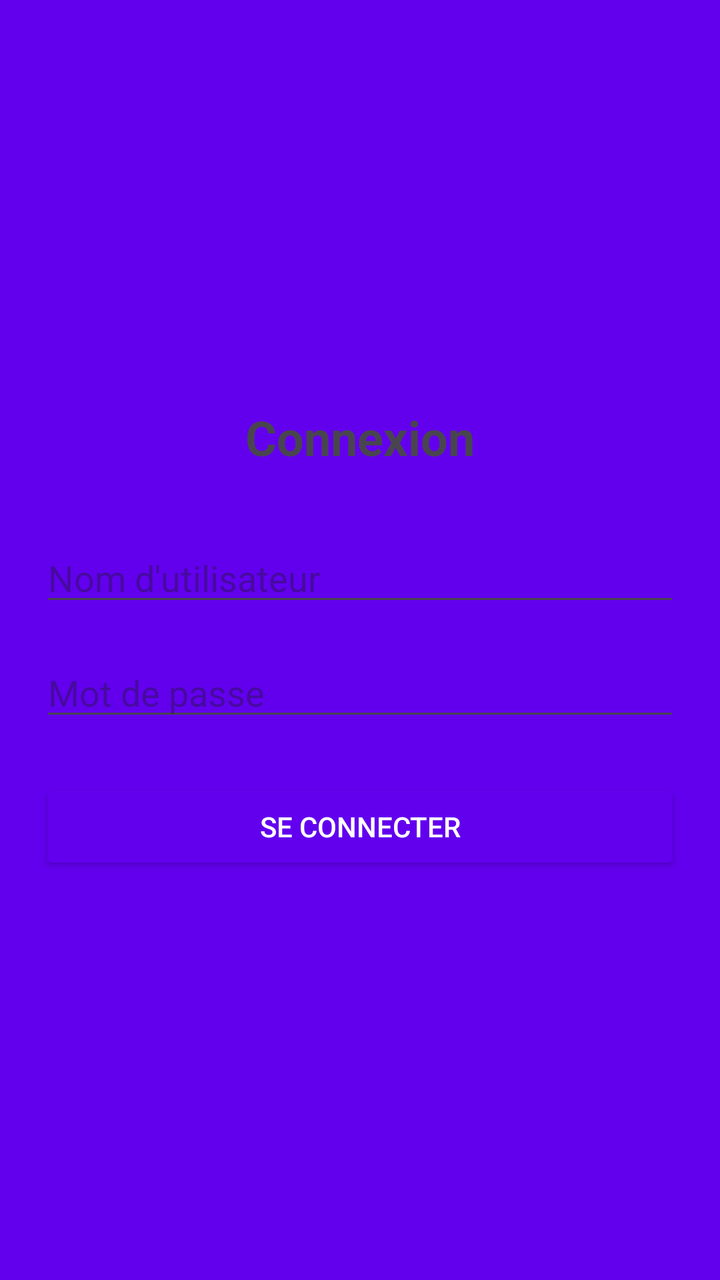
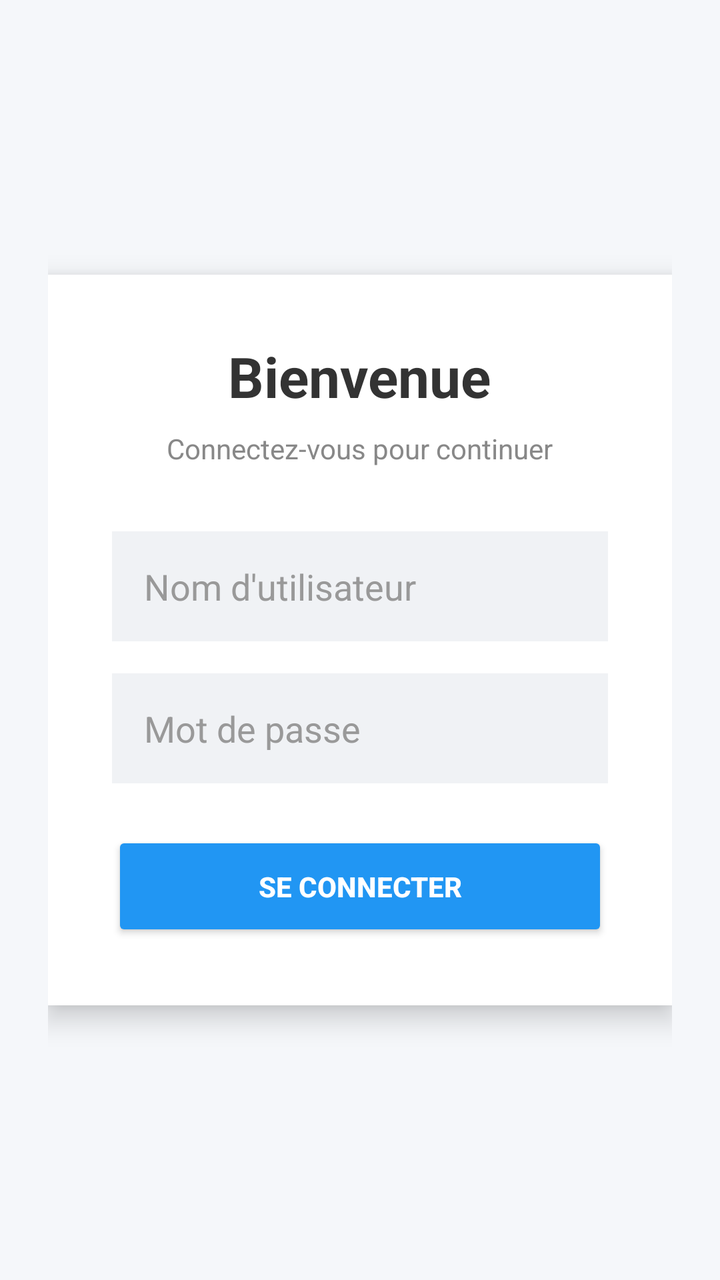

Compare the two renders of this Android layout. The source of the first and the diff that turns it into the second are given below.
<!-- AndroidManifest.xml: application theme Theme.DummySecurity -->
<!-- res/layout/activity_login.xml -->
<?xml version="1.0" encoding="utf-8"?>
<RelativeLayout xmlns:android="http://schemas.android.com/apk/res/android"
    android:id="@+id/parent"
    android:layout_width="match_parent"
    android:layout_height="match_parent"
    android:padding="20dp"
    android:background="@color/whiteColor">

    <LinearLayout
        android:id="@+id/formContainer"
        android:layout_width="match_parent"
        android:layout_height="wrap_content"
        android:layout_centerInParent="true"
        android:orientation="vertical">

        <TextView
            android:layout_width="wrap_content"
            android:layout_height="wrap_content"
            android:text="Connexion"
            android:textSize="24sp"
            android:textStyle="bold"
            android:layout_gravity="center"
            android:layout_marginBottom="32dp"/>

        <EditText
            android:id="@+id/etUser"
            android:layout_width="match_parent"
            android:layout_height="wrap_content"
            android:hint="Nom d'utilisateur"
            android:inputType="text"
            android:layout_marginBottom="16dp"/>

        <EditText
            android:id="@+id/etPass"
            android:layout_width="match_parent"
            android:layout_height="wrap_content"
            android:hint="Mot de passe"
            android:inputType="textPassword"
            android:layout_marginBottom="24dp"/>

        <Button
            android:id="@+id/btnSignIn"
            android:layout_width="match_parent"
            android:layout_height="wrap_content"
            android:text="SE CONNECTER"
            android:backgroundTint="@color/design_default_color_primary"
            android:textColor="@android:color/white"/>

    </LinearLayout>

    <ProgressBar
        android:id="@+id/loader"
        android:layout_width="wrap_content"
        android:layout_height="wrap_content"
        android:layout_centerInParent="true"
        android:visibility="gone" />

</RelativeLayout>
<!-- resources referenced by this layout -->
<resources>
  <color name="whiteColor">#FF6200EE</color>
  <style name="Theme.DummySecurity" parent="Base.Theme.DummySecurity" />
  <style name="Base.Theme.DummySecurity" parent="Theme.Material3.DayNight.NoActionBar">
          
          
      </style>
</resources>

<!-- the commit's change to res/layout/activity_login.xml (unified diff, before → after) -->
@@ -1,58 +1,81 @@
 <?xml version="1.0" encoding="utf-8"?>
 <RelativeLayout xmlns:android="http://schemas.android.com/apk/res/android"
+    xmlns:app="http://schemas.android.com/apk/res-auto"
     android:id="@+id/parent"
     android:layout_width="match_parent"
     android:layout_height="match_parent"
-    android:padding="20dp"
-    android:background="@color/whiteColor">
+    android:background="#F5F7FA"
+    android:padding="24dp">
 
     <LinearLayout
         android:id="@+id/formContainer"
         android:layout_width="match_parent"
         android:layout_height="wrap_content"
         android:layout_centerInParent="true"
-        android:orientation="vertical">
+        android:background="@android:color/white"
+        android:elevation="8dp"
+        android:orientation="vertical"
+        android:padding="32dp">
 
         <TextView
             android:layout_width="wrap_content"
             android:layout_height="wrap_content"
-            android:text="Connexion"
-            android:textSize="24sp"
-            android:textStyle="bold"
             android:layout_gravity="center"
-            android:layout_marginBottom="32dp"/>
+            android:layout_marginBottom="8dp"
+            android:text="Bienvenue"
+            android:textColor="#333333"
+            android:textSize="28sp"
+            android:textStyle="bold" />
+
+        <TextView
+            android:layout_width="wrap_content"
+            android:layout_height="wrap_content"
+            android:layout_gravity="center"
+            android:layout_marginBottom="32dp"
+            android:text="Connectez-vous pour continuer"
+            android:textColor="#888888"
+            android:textSize="14sp" />
 
         <EditText
             android:id="@+id/etUser"
             android:layout_width="match_parent"
-            android:layout_height="wrap_content"
+            android:layout_height="55dp"
+            android:layout_marginBottom="16dp"
+            android:background="#F0F2F5"
             android:hint="Nom d'utilisateur"
             android:inputType="text"
-            android:layout_marginBottom="16dp"/>
+            android:paddingHorizontal="16dp"
+            android:textColorHint="#999999" />
 
         <EditText
             android:id="@+id/etPass"
             android:layout_width="match_parent"
-            android:layout_height="wrap_content"
+            android:layout_height="55dp"
+            android:layout_marginBottom="24dp"
+            android:background="#F0F2F5"
             android:hint="Mot de passe"
             android:inputType="textPassword"
-            android:layout_marginBottom="24dp"/>
+            android:paddingHorizontal="16dp"
+            android:textColorHint="#999999" />
 
         <Button
             android:id="@+id/btnSignIn"
             android:layout_width="match_parent"
-            android:layout_height="wrap_content"
+            android:layout_height="55dp"
+            android:backgroundTint="#2196F3"
+            android:elevation="4dp"
             android:text="SE CONNECTER"
-            android:backgroundTint="@color/design_default_color_primary"
-            android:textColor="@android:color/white"/>
+            android:textColor="@android:color/white"
+            android:textStyle="bold" />
 
     </LinearLayout>
 
     <ProgressBar
         android:id="@+id/loader"
-        android:layout_width="wrap_content"
-        android:layout_height="wrap_content"
+        android:layout_width="40dp"
+        android:layout_height="40dp"
         android:layout_centerInParent="true"
+        android:elevation="10dp"
         android:visibility="gone" />
 
 </RelativeLayout>
<!-- resource entries referenced after the edit -->
@@ -1,6 +1,5 @@
 <!-- resources referenced by this layout -->
 <resources>
-  <color name="whiteColor">#FF6200EE</color>
   <style name="Theme.DummySecurity" parent="Base.Theme.DummySecurity" />
   <style name="Base.Theme.DummySecurity" parent="Theme.Material3.DayNight.NoActionBar">
           
